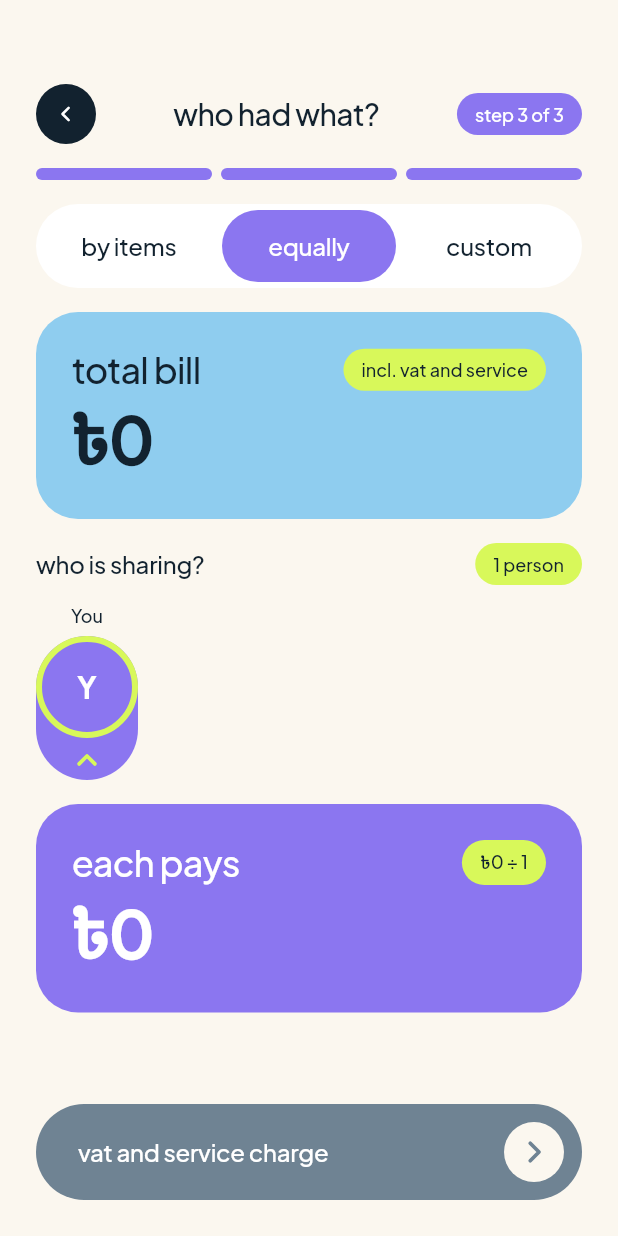
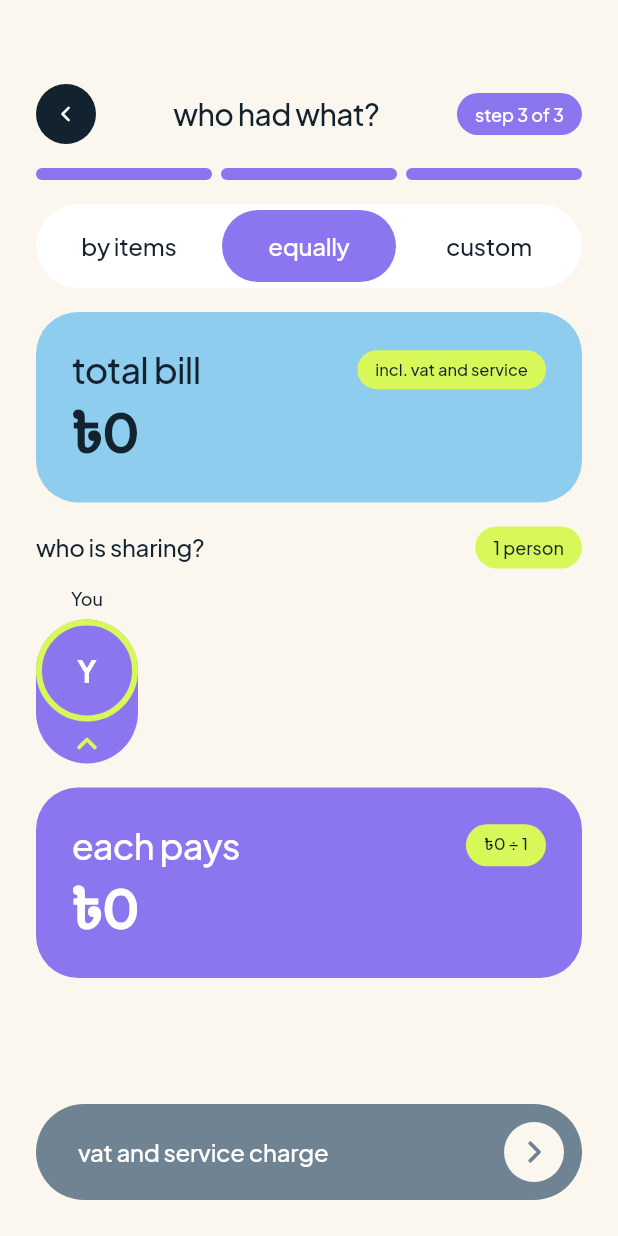
Before and after one commit to Salmanhossain9/SplitApp, a Flutter app: the ClaimScreen widget shown alone on an empty page, opened directly, after a tap on "equally", on a phone screen of 412 x 824 dp. Run offline on Flutter 3.47's test engine with Material 3 defaults, Android fonts, the phone set to English and light mode, and no system bars; our stand-ins replace camera, firebase_core, firebase_messaging, flutter_riverpod, go_router, image_picker and 3 more; missing offline and left inert: google_mlkit_text_recognition; accounts and stored records are empty.

Commit message:
Claim equally: total bill and each pays heads on one line, smaller pills and amounts
Co-Authored-By: Claude Sonnet 5.5 <noreply@anthropic.com>
Claude-Session: https://claude.ai/code/session_014XMcRGLxYK7ZEFXirRfqKz

```diff
--- a/apps/mobile/lib/features/bill/claim_screen.dart
+++ b/apps/mobile/lib/features/bill/claim_screen.dart
@@ -136,6 +136,16 @@ class _ClaimScreenState extends ConsumerState<ClaimScreen> {
     ];
   }
 
+  /// Label left, pill right, both on one line: each shrinks before it would wrap or overflow.
+  Widget _headRow(Widget label, Widget pill) => Row(
+        mainAxisAlignment: MainAxisAlignment.spaceBetween,
+        children: [
+          Flexible(child: FittedBox(fit: BoxFit.scaleDown, alignment: Alignment.centerLeft, child: label)),
+          const SizedBox(width: AppSpacing.s8),
+          Flexible(child: FittedBox(fit: BoxFit.scaleDown, alignment: Alignment.centerRight, child: pill)),
+        ],
+      );
+
   List<Widget> _equallyBody(DraftBill d, DraftBillNotifier n) {
     final sharing = d.sharing;
     final each = sharing.isEmpty ? 0 : splitEqually(d.total, sharing.length).first;
@@ -146,14 +156,12 @@ class _ClaimScreenState extends ConsumerState<ClaimScreen> {
         child: Column(
           crossAxisAlignment: CrossAxisAlignment.start,
           children: [
-            Row(
-              children: [
-                Expanded(child: Text('total bill', style: AppType.title24)),
-                const AppPill('incl. vat and service', background: AppColors.lime),
-              ],
+            _headRow(
+              Text('total bill', maxLines: 1, style: AppType.title24),
+              AppPill('incl. vat and service', background: AppColors.lime, style: AppType.micro11),
             ),
             const SizedBox(height: AppSpacing.s8),
-            Money(d.total, style: AppType.amount44, lightDecimals: true, fit: true),
+            Money(d.total, style: AppType.display36, lightDecimals: true, fit: true),
           ],
         ),
       ),
@@ -191,14 +199,12 @@ class _ClaimScreenState extends ConsumerState<ClaimScreen> {
         child: Column(
           crossAxisAlignment: CrossAxisAlignment.start,
           children: [
-            Row(
-              children: [
-                Expanded(child: Text('each pays', style: AppType.title24.copyWith(color: AppColors.white))),
-                AppPill('${formatTaka(d.total)} ÷ ${sharing.length}', background: AppColors.lime),
-              ],
+            _headRow(
+              Text('each pays', maxLines: 1, style: AppType.title24.copyWith(color: AppColors.white)),
+              AppPill('${formatTaka(d.total)} ÷ ${sharing.length}', background: AppColors.lime, style: AppType.micro11),
             ),
             const SizedBox(height: AppSpacing.s8),
-            Money(each, style: AppType.amount44, color: AppColors.white, lightDecimals: true, fit: true),
+            Money(each, style: AppType.display36, color: AppColors.white, lightDecimals: true, fit: true),
           ],
         ),
       ),
```
Also changed, not shown: 2 other files.
